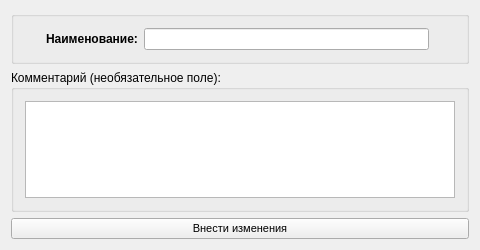
Before: the Qt Designer form src/zeditbaseform.ui in SergeyZaz/DSV, drawn with Qt 5.
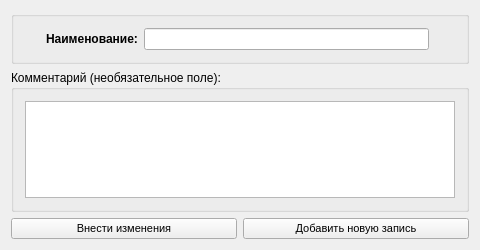
After: the same form once the commit is applied. Icons and pictures are not drawn.

The edit to the form file:
```diff
--- a/src/zeditbaseform.ui
+++ b/src/zeditbaseform.ui
@@ -26,8 +26,8 @@
   <property name="styleSheet">
    <string notr="true"/>
   </property>
-  <layout class="QVBoxLayout" name="verticalLayout">
-   <item>
+  <layout class="QGridLayout" name="gridLayout_3">
+   <item row="0" column="0" colspan="2">
     <widget class="QGroupBox" name="requiredBox">
      <property name="title">
       <string/>
@@ -109,7 +109,7 @@
      </layout>
     </widget>
    </item>
-   <item>
+   <item row="1" column="0" colspan="2">
     <widget class="QGroupBox" name="pnlComment">
      <property name="title">
       <string>Комментарий (необязательное поле):</string>
@@ -121,7 +121,7 @@
      </layout>
     </widget>
    </item>
-   <item>
+   <item row="2" column="0">
     <widget class="QPushButton" name="cmdSave">
      <property name="font">
       <font>
@@ -144,6 +144,29 @@
      </property>
     </widget>
    </item>
+   <item row="2" column="1">
+    <widget class="QPushButton" name="cmdSaveNew">
+     <property name="font">
+      <font>
+       <family>MS Shell Dlg 2</family>
+       <pointsize>8</pointsize>
+      </font>
+     </property>
+     <property name="text">
+      <string>Добавить новую запись</string>
+     </property>
+     <property name="icon">
+      <iconset resource="../DSV.qrc">
+       <normaloff>:/images/add.png</normaloff>:/images/add.png</iconset>
+     </property>
+     <property name="iconSize">
+      <size>
+       <width>24</width>
+       <height>24</height>
+      </size>
+     </property>
+    </widget>
+   </item>
   </layout>
  </widget>
  <layoutdefault spacing="6" margin="11"/>
```
